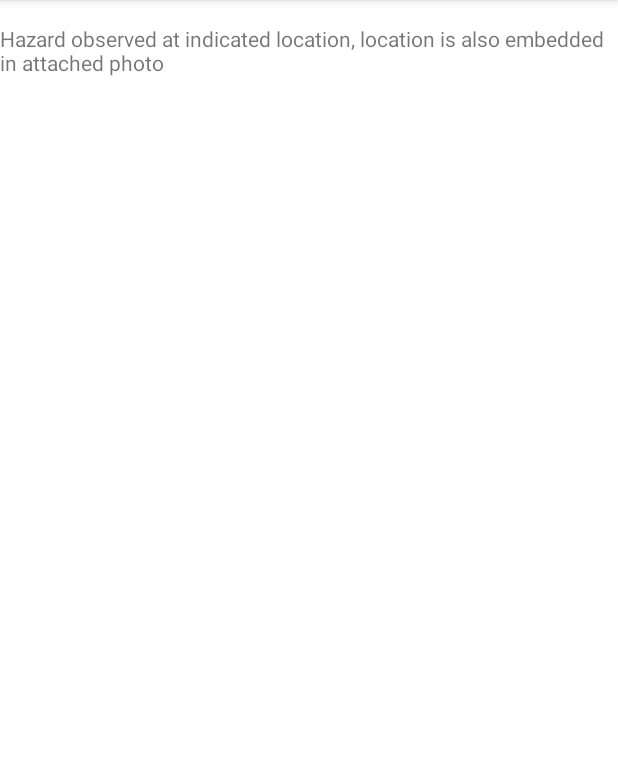
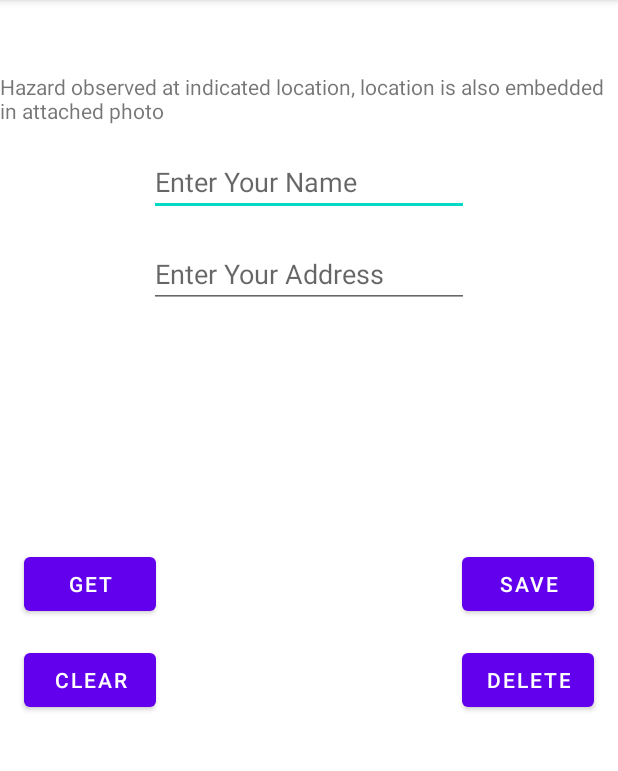
Before and after one commit to scotty9000/FixedEmail, an Android app: the screen it shows after launch (EditActivity), after a tap on "EDIT", on a phone screen of 412 x 824 dp, the part 84-855 px from its top. Run offline under Robolectric (Android 15) with nearby library versions, the phone set to English and light mode, and no system bars; 4 statements that could not run were skipped.

Commit message:
4 button shared preference demo - crashes : android.widget.EditText.setOnClickListener null

```diff
--- a/app/src/main/java/com/example/report_it/EditActivity.kt
+++ b/app/src/main/java/com/example/report_it/EditActivity.kt
@@ -1,9 +1,12 @@
 package com.example.report_it
 
+import android.content.Context
 import androidx.appcompat.app.AppCompatActivity
 import android.os.Bundle
 import android.util.Log
+import android.widget.EditText
 import android.widget.TextView
+import android.widget.Toast
 
 class EditActivity : AppCompatActivity() {
     override fun onCreate(savedInstanceState: Bundle?) {
@@ -16,6 +19,39 @@ class EditActivity : AppCompatActivity() {
         // Capture the layout's TextView and set the string as its text
         val textView = findViewById<TextView>(R.id.textView).apply {
             text = message
+
+        // Shared Preference
+        val etname = findViewById<EditText>(R.id.name)
+        val etaddress = findViewById<EditText>(R.id.address)
+        val save = findViewById<EditText>(R.id.saveButton)
+        val get = findViewById<EditText>(R.id.getButton)
+        val clear = findViewById<EditText>(R.id.clearButton)
+        val delete = findViewById<EditText>(R.id.deleteButton)
+        val sharedPref = getSharedPreferences("addName", Context.MODE_PRIVATE)
+        var edit = sharedPref.edit()
+
+        save.setOnClickListener{
+            edit.putString("name",etname.text.toString())
+            edit.putString("address",etaddress.text.toString())
+            edit.commit()
+            Toast.makeText(this@EditActivity,"data saved", Toast.LENGTH_SHORT).show()
+        }
+
+        get.setOnClickListener{
+            val name = sharedPref.getString("name", "default value")
+            val address = sharedPref.getString("address", "default value")
+            Toast.makeText(this@EditActivity,name+"  address: "+address, Toast.LENGTH_SHORT).show()
+        }
+
+        clear.setOnClickListener{
+            edit.remove("address")
+            edit.commit()
+        }
+        delete.setOnClickListener{
+            edit.clear()
+            edit.commit()
+        }
+
         }
     }
 }
--- a/app/src/main/java/com/example/report_it/MainActivity.kt
+++ b/app/src/main/java/com/example/report_it/MainActivity.kt
@@ -86,8 +86,7 @@ class MainActivity : AppCompatActivity() {
     }
 
     fun sendMessage () {
-        val editText = emailFields.body
-        val message = editText
+        val message = emailFields.body
         Log.d("MainActivity", "message =" + message.toString())
         val intent = Intent(this, EditActivity::class.java).apply{
             putExtra(EXTRA_MESSAGE, message)
--- a/app/src/main/res/layout/activity_edit.xml
+++ b/app/src/main/res/layout/activity_edit.xml
@@ -10,9 +10,75 @@
         android:id="@+id/textView"
         android:layout_width="wrap_content"
         android:layout_height="wrap_content"
-        android:layout_marginTop="16dp"
+        android:layout_marginTop="48dp"
         android:text="TextView"
         app:layout_constraintEnd_toEndOf="parent"
+        app:layout_constraintHorizontal_bias="0.498"
         app:layout_constraintStart_toStartOf="parent"
         app:layout_constraintTop_toTopOf="parent" />
+
+    <Button
+        android:id="@+id/saveButton"
+        android:layout_width="wrap_content"
+        android:layout_height="wrap_content"
+        android:layout_marginTop="160dp"
+        android:layout_marginEnd="16dp"
+        android:text="@string/save"
+        app:layout_constraintEnd_toEndOf="parent"
+        app:layout_constraintTop_toBottomOf="@+id/address" />
+
+    <Button
+        android:id="@+id/getButton"
+        android:layout_width="wrap_content"
+        android:layout_height="wrap_content"
+        android:layout_marginStart="16dp"
+        android:layout_marginTop="160dp"
+        android:text="@string/get"
+        app:layout_constraintStart_toStartOf="parent"
+        app:layout_constraintTop_toBottomOf="@+id/address" />
+
+    <Button
+        android:id="@+id/clearButton"
+        android:layout_width="wrap_content"
+        android:layout_height="wrap_content"
+        android:layout_marginStart="16dp"
+        android:layout_marginTop="16dp"
+        android:text="@string/clear"
+        app:layout_constraintStart_toStartOf="parent"
+        app:layout_constraintTop_toBottomOf="@+id/getButton" />
+
+    <Button
+        android:id="@+id/deleteButton"
+        android:layout_width="wrap_content"
+        android:layout_height="wrap_content"
+        android:layout_marginTop="16dp"
+        android:layout_marginEnd="16dp"
+        android:text="@string/delete"
+        app:layout_constraintEnd_toEndOf="parent"
+        app:layout_constraintTop_toBottomOf="@+id/saveButton" />
+
+    <EditText
+        android:id="@+id/name"
+        android:layout_width="wrap_content"
+        android:layout_height="wrap_content"
+        android:layout_marginTop="15dp"
+        android:ems="10"
+        android:inputType="textPersonName"
+        android:hint="Enter Your Name"
+        app:layout_constraintEnd_toEndOf="parent"
+        app:layout_constraintStart_toStartOf="parent"
+        app:layout_constraintTop_toBottomOf="@+id/textView" />
+
+    <EditText
+        android:id="@+id/address"
+        android:layout_width="wrap_content"
+        android:layout_height="wrap_content"
+        android:layout_marginTop="16dp"
+        android:ems="10"
+        android:inputType="textPersonName"
+        android:hint="Enter Your Address"
+        app:layout_constraintEnd_toEndOf="parent"
+        app:layout_constraintStart_toStartOf="parent"
+        app:layout_constraintTop_toBottomOf="@+id/name" />
+
 </androidx.constraintlayout.widget.ConstraintLayout>
--- a/app/src/main/res/values/strings.xml
+++ b/app/src/main/res/values/strings.xml
@@ -5,4 +5,8 @@
     <string name="Subject">Hazard observed</string>
     <string name="Address">scotty9000@gmail.com</string>
     <string name="enter_email_address">Enter an email address</string>
+    <string name="save">SAVE</string>
+    <string name="get">GET</string>
+    <string name="clear">CLEAR</string>
+    <string name="delete">DELETE</string>
 </resources>
```
